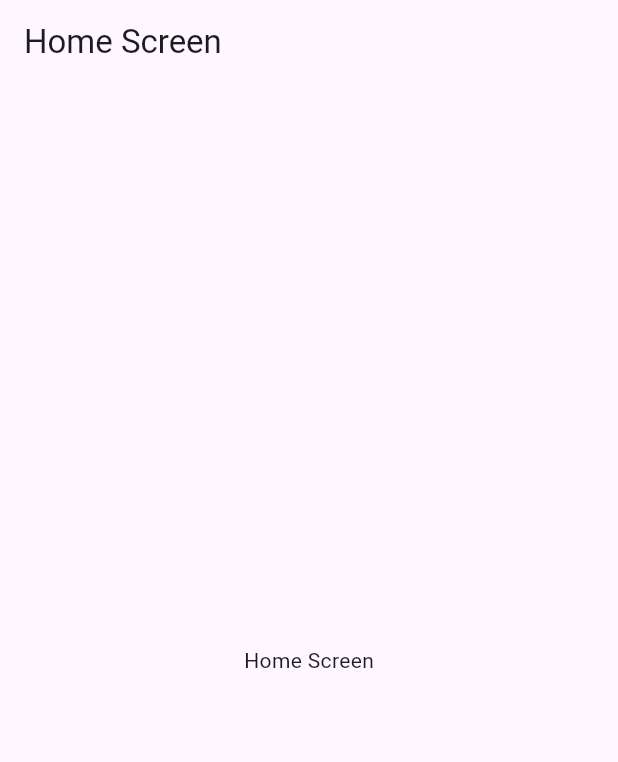
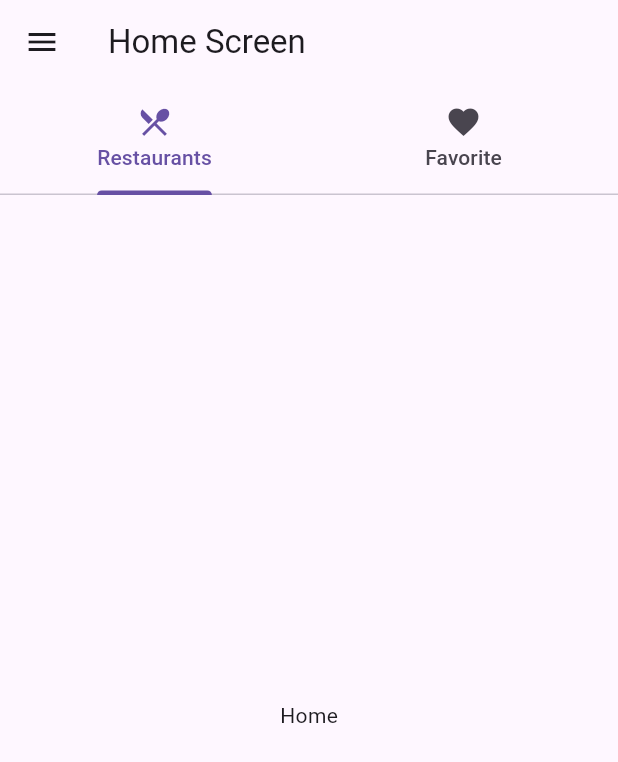
Before and after one commit to KauaHenSilva/dart_flutter_cookbook, a Flutter app: the screen it shows after launch, on a phone screen of 412 x 824 dp. Shown: the top 762 px of the screen. Run offline on Flutter 3.47's test engine with Material 3 defaults, Android fonts, the light colour scheme and no system bars.

Commit message:
Update MenuScreen and Settings Init

```diff
--- a/lib/main.dart
+++ b/lib/main.dart
@@ -1,5 +1,6 @@
 import 'package:dart_flutter_cookbooks/routes/app_routes.dart';
 import 'package:dart_flutter_cookbooks/screens/home_screen.dart';
+import 'package:dart_flutter_cookbooks/screens/settting_screen.dart';
 import 'package:flutter/material.dart';
 
 void main() => runApp(const MyApp());
@@ -15,6 +16,7 @@ class MyApp extends StatelessWidget {
       darkTheme: ThemeData.dark(),
       routes: {
         AppRoutes.home: (context) => const HomeScreen(),
+        AppRoutes.settings: (context) => const SetttingScreen(),
       },
     );
   }
--- a/lib/routes/app_routes.dart
+++ b/lib/routes/app_routes.dart
@@ -2,4 +2,5 @@
 
 class AppRoutes {
   static const String home = '/';
+  static const String settings = '/settings';
 }
--- a/lib/screens/home_screen.dart
+++ b/lib/screens/home_screen.dart
@@ -1,16 +1,29 @@
+import 'package:dart_flutter_cookbooks/components/my_drawer.dart';
 import 'package:flutter/material.dart';
 
 class HomeScreen extends StatelessWidget {
-const HomeScreen({ Key? key }) : super(key: key);
+  const HomeScreen({Key? key}) : super(key: key);
 
   @override
-  Widget build(BuildContext context){
-    return Scaffold(
-      appBar: AppBar(
-        title: const Text('Home Screen'),
-      ),
-      body: const Center(
-        child: Text('Home Screen'),
+  Widget build(BuildContext context) {
+    return DefaultTabController(
+      length: 2,
+      child: Scaffold(
+        appBar: AppBar(
+            title: const Text('Home Screen'),
+            bottom: const TabBar(
+              tabs: [
+                Tab(icon: Icon(Icons.restaurant_menu), text: 'Restaurants'),
+                Tab(icon: Icon(Icons.favorite), text: 'Favorite'),
+              ],
+            )),
+        drawer: const MyDrawer(),
+        body: const TabBarView(
+          children: [
+            Center(child: Text('Home')),
+            Center(child: Text('Favorite')),
+          ],
+        ),
       ),
     );
   }
--- a/pubspec.yaml
+++ b/pubspec.yaml
@@ -31,6 +31,7 @@ dependencies:
   flutter:
     sdk: flutter
   cupertino_icons: ^1.0.2
+  url_launcher: ^6.2.5
 
 dev_dependencies:
   flutter_test:
```
Also changed, not shown: lib/components/my_drawer.dart (added, +61 -0 lines), lib/screens/settting_screen.dart (added, +17 -0 lines), pubspec.lock, 1 other file.
